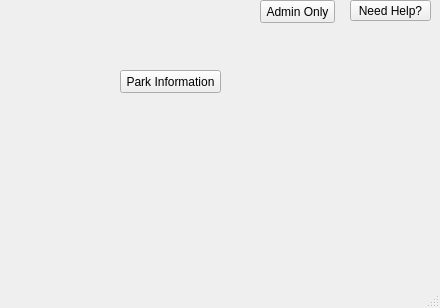
Old version of the form mainwindow.ui in the repository smoreno11/NationalParksProject.
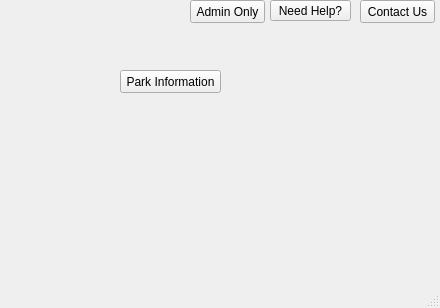
New version of the form.

```diff
--- a/mainwindow.ui
+++ b/mainwindow.ui
@@ -30,7 +30,7 @@
    <widget class="QPushButton" name="pushButton">
     <property name="geometry">
      <rect>
-      <x>260</x>
+      <x>190</x>
       <y>0</y>
       <width>75</width>
       <height>23</height>
@@ -43,7 +43,7 @@
    <widget class="QPushButton" name="pushButton_2">
     <property name="geometry">
      <rect>
-      <x>350</x>
+      <x>270</x>
       <y>0</y>
       <width>81</width>
       <height>21</height>
@@ -53,6 +53,19 @@
      <string>Need Help?</string>
     </property>
    </widget>
+   <widget class="QPushButton" name="pushButton_3">
+    <property name="geometry">
+     <rect>
+      <x>360</x>
+      <y>0</y>
+      <width>75</width>
+      <height>23</height>
+     </rect>
+    </property>
+    <property name="text">
+     <string>Contact Us</string>
+    </property>
+   </widget>
   </widget>
   <widget class="QMenuBar" name="menubar">
    <property name="geometry">
```
